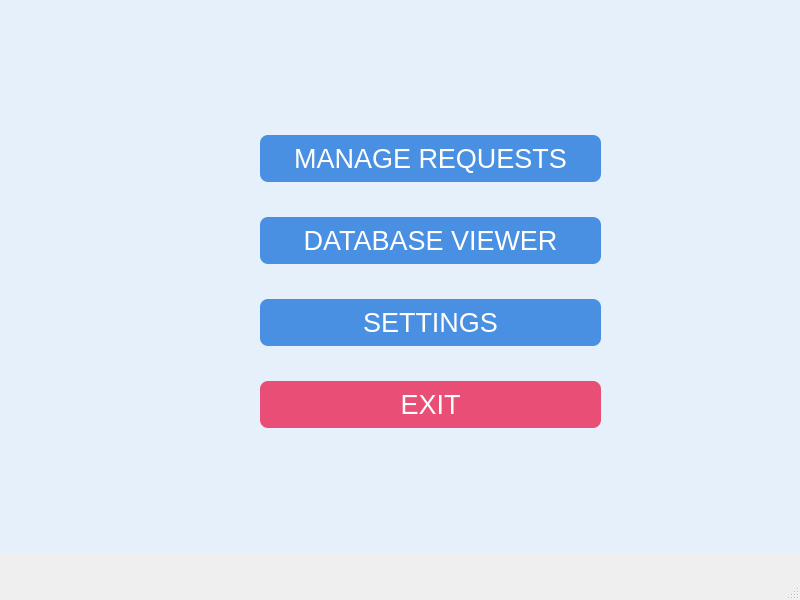
minnesangg/TicketFlow, file mainwindow.ui: the form before one commit.
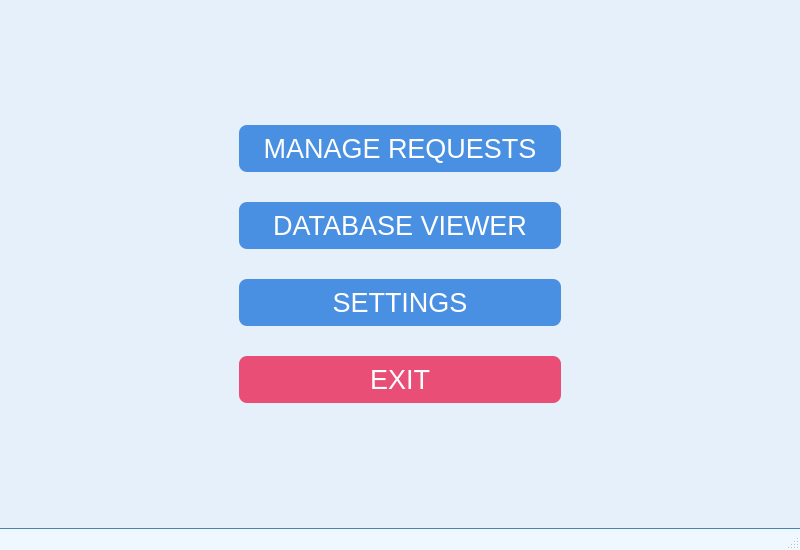
The form after the commit. Icons and pictures are not drawn.

Diff of the .ui file:
```diff
--- a/mainwindow.ui
+++ b/mainwindow.ui
@@ -7,9 +7,15 @@
     <x>0</x>
     <y>0</y>
     <width>800</width>
-    <height>600</height>
+    <height>550</height>
    </rect>
   </property>
+  <property name="sizePolicy">
+   <sizepolicy hsizetype="Expanding" vsizetype="Expanding">
+    <horstretch>0</horstretch>
+    <verstretch>0</verstretch>
+   </sizepolicy>
+  </property>
   <property name="windowTitle">
    <string>TicketFlow</string>
   </property>
@@ -17,6 +23,15 @@
    <iconset theme="QIcon::ThemeIcon::DocumentOpen"/>
   </property>
   <widget class="QWidget" name="centralwidget">
+   <property name="enabled">
+    <bool>true</bool>
+   </property>
+   <property name="sizePolicy">
+    <sizepolicy hsizetype="Expanding" vsizetype="Expanding">
+     <horstretch>0</horstretch>
+     <verstretch>0</verstretch>
+    </sizepolicy>
+   </property>
    <property name="maximumSize">
     <size>
      <width>800</width>
@@ -29,21 +44,26 @@
     color: #1A3C60;
 }</string>
    </property>
-   <widget class="QWidget" name="verticalLayoutWidget">
-    <property name="geometry">
-     <rect>
-      <x>260</x>
-      <y>130</y>
-      <width>341</width>
-      <height>303</height>
-     </rect>
-    </property>
-    <layout class="QVBoxLayout" name="buttonsLayout">
+   <layout class="QGridLayout" name="gridLayout">
+    <item row="0" column="0">
+     <layout class="QVBoxLayout" name="buttonsLayout" stretch="1,1,1,1">
      <property name="spacing">
       <number>30</number>
      </property>
+      <property name="sizeConstraint">
+       <enum>QLayout::SizeConstraint::SetNoConstraint</enum>
+      </property>
+      <property name="leftMargin">
+       <number>230</number>
+      </property>
      <property name="topMargin">
-      <number>0</number>
+       <number>80</number>
+      </property>
+      <property name="rightMargin">
+       <number>230</number>
+      </property>
+      <property name="bottomMargin">
+       <number>80</number>
      </property>
      <item>
       <widget class="QPushButton" name="pushButton_8">
@@ -83,7 +103,7 @@
      <item>
       <widget class="QPushButton" name="pushButton_7">
        <property name="sizePolicy">
-        <sizepolicy hsizetype="Minimum" vsizetype="Fixed">
+         <sizepolicy hsizetype="Expanding" vsizetype="Fixed">
          <horstretch>58</horstretch>
          <verstretch>29</verstretch>
         </sizepolicy>
@@ -186,7 +206,8 @@
       </widget>
      </item>
     </layout>
-   </widget>
+    </item>
+   </layout>
   </widget>
   <widget class="QMenuBar" name="menubar">
    <property name="geometry">
@@ -198,7 +219,23 @@
     </rect>
    </property>
   </widget>
-  <widget class="QStatusBar" name="statusbar"/>
+  <widget class="QStatusBar" name="statusbar">
+   <property name="enabled">
+    <bool>true</bool>
+   </property>
+   <property name="styleSheet">
+    <string notr="true">QStatusBar {
+    background-color: #f0f8ff; 
+    color: #1c1c1c;
+    border-top: 1px solid #4682b4; 
+    padding: 4px;
+    font-size: 14px;
+}</string>
+   </property>
+   <property name="sizeGripEnabled">
+    <bool>true</bool>
+   </property>
+  </widget>
  </widget>
  <resources/>
  <connections/>
```
Left out of the diff: 21 changed lines with no effect on the pictures. Lines whose indentation alone changed are shown as unchanged.
